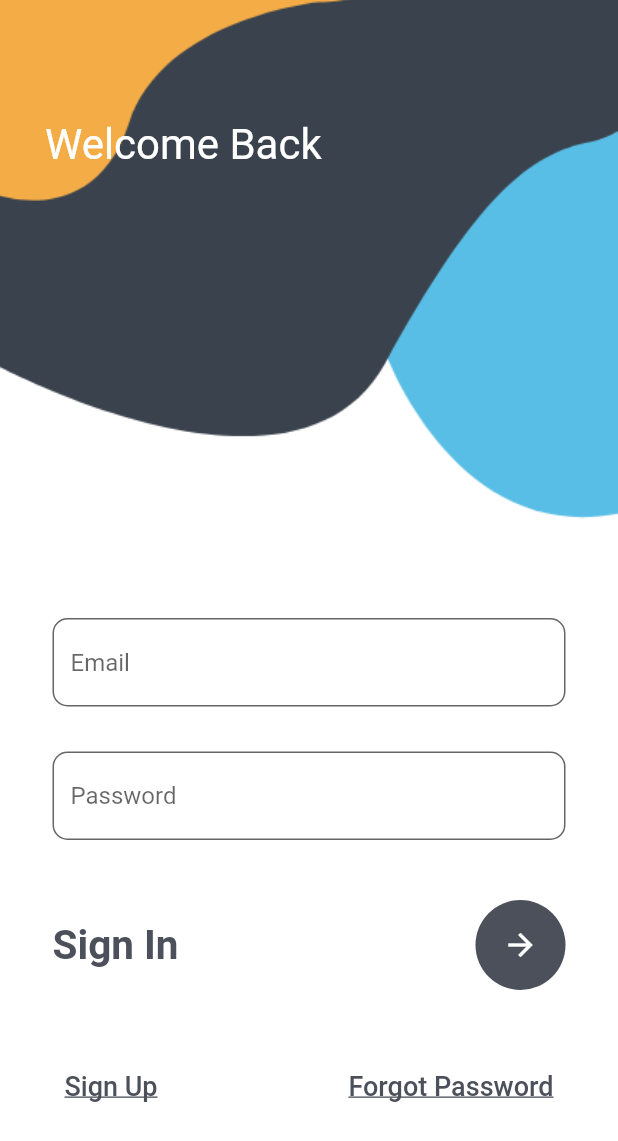
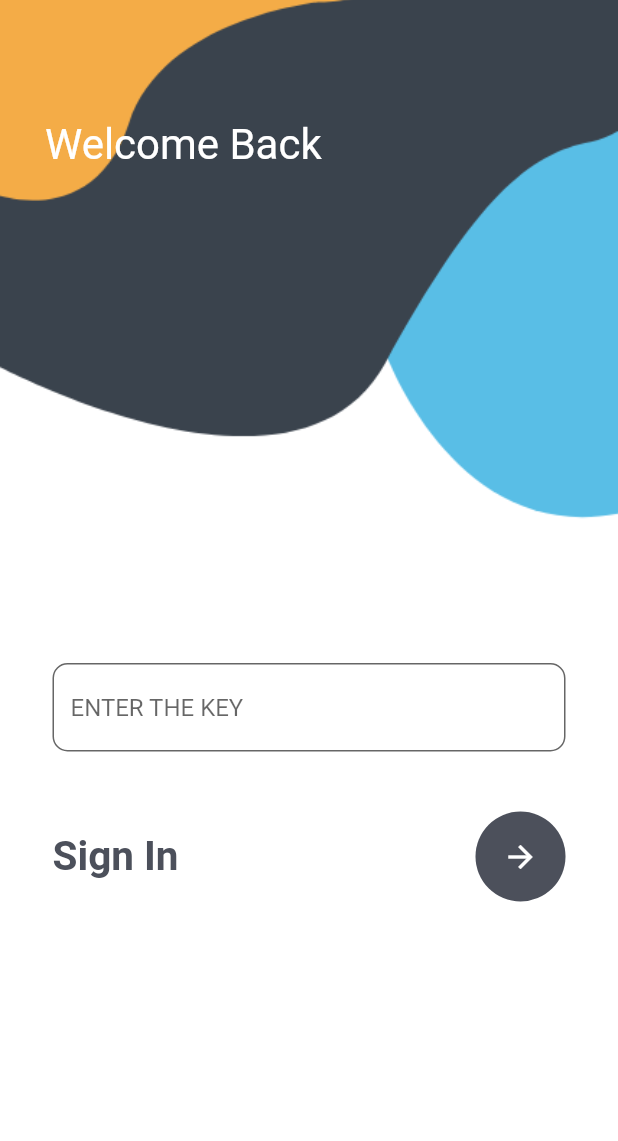
Before and after one commit to VarunReddy6521/chat_-bot_app, a Flutter app: the screen it shows after launch, after a tap on "Admin Login", on a phone screen of 412 x 824 dp. Shown: the top 1141 px of the screen. Run offline on Flutter 3.47's test engine with Material 2 defaults, Android fonts, the phone set to English and light mode, and no system bars; our stand-ins replace lottie; network calls fail.

Commit message:
one more commit

```diff
--- a/lib/Alogin.dart
+++ b/lib/Alogin.dart
@@ -2,23 +2,24 @@ import 'package:flutter/material.dart';
 import 'package:http/http.dart';
 
 class MyALogin extends StatefulWidget {
-
   @override
   State<MyALogin> createState() => _MyALoginState();
 }
 
 class _MyALoginState extends State<MyALogin> {
-  void login(String email, String password) async {
+
+
+  @override
+  Widget build(BuildContext context) {
+    TextEditingController _keyController = TextEditingController();
+      void login(String key) async {
       try {
         Response response =
-          await post(Uri.parse('https://reqres.in/api/Login'), body: {
-        'email': email,
-        'password': password,
+            await post(Uri.parse('https://chatbothostel.onrender.com/admin'), body: {
+          'key': key,
         });
         if (response.statusCode == 200) {
-        var data = response.body.toString();
-        print(data);
-        print('account created!');
+          Navigator.pushReplacementNamed(context, 'tasks');
         } else {
           print('failed to register');
         }
@@ -26,11 +27,6 @@ class _MyALoginState extends State<MyALogin> {
         print(e.toString());
       }
     }
-
-  @override
-  Widget build(BuildContext context) {
-    TextEditingController _emailController = TextEditingController();
-    TextEditingController _passwordController = TextEditingController();
     return Container(
       decoration: const BoxDecoration(
         image: DecorationImage(
@@ -69,25 +65,16 @@ class _MyALoginState extends State<MyALogin> {
                     right: 35,
                     left: 35),
                 child: Column(children: [
-                  TextField(
-                    controller: _emailController,
-                    decoration: InputDecoration(
-                        fillColor: Colors.white,
-                        filled: true,
-                        hintText: 'Email',
-                        border: OutlineInputBorder(
-                            borderRadius: BorderRadius.circular(10))),
-                  ),
                   const SizedBox(
                     height: 30,
                   ),
                   TextField(
-                    controller: _passwordController,
+                    controller: _keyController,
                     obscureText: true,
                     decoration: InputDecoration(
                         fillColor: Colors.white,
                         filled: true,
-                        hintText: 'Password',
+                        hintText: 'ENTER THE KEY',
                         border: OutlineInputBorder(
                             borderRadius: BorderRadius.circular(10))),
                   ),
@@ -105,8 +92,7 @@ class _MyALoginState extends State<MyALogin> {
                             fontWeight: FontWeight.w700),
                       ),
                       GestureDetector(
-                        onTap: () =>
-                            Navigator.pushReplacementNamed(context, 'splash'),
+                        onTap: () => login(_keyController.text),
                         child: const CircleAvatar(
                           radius: 30,
                           backgroundColor: Color(0xff4c505b),
@@ -122,33 +108,6 @@ class _MyALoginState extends State<MyALogin> {
                   const SizedBox(
                     height: 40,
                   ),
-                  Row(
-                    mainAxisAlignment: MainAxisAlignment.spaceBetween,
-                    children: [
-                      TextButton(
-                        onPressed: () {},
-                        child: const Text(
-                          'Sign Up',
-                          style: TextStyle(
-                            decoration: TextDecoration.underline,
-                            fontSize: 18,
-                            color: Color(0xff4c505b),
-                          ),
-                        ),
-                      ),
-                      const TextButton(
-                        onPressed: null,
-                        child: Text(
-                          'Forgot Password',
-                          style: TextStyle(
-                            decoration: TextDecoration.underline,
-                            fontSize: 18,
-                            color: Color(0xff4c505b),
-                          ),
-                        ),
-                      )
-                    ],
-                  )
                 ]),
               ),
             ),
--- a/lib/main.dart
+++ b/lib/main.dart
@@ -4,6 +4,7 @@ import 'package:chat_bot_app/initialLScreen.dart';
 
 import 'package:chat_bot_app/register.dart';
 import 'package:chat_bot_app/splash.dart';
+import 'package:chat_bot_app/tasks.dart';
 import 'package:flutter/material.dart';
 
 import './Slogin.dart';
@@ -20,7 +21,8 @@ void main() {
       'register': (context) => MyRegister(),
       'splash': (context) => Splash(),
       'chatbot': (context) => ChatbotScreen(),
-      'format': (context) => Format()
+      'format': (context) => Format(),
+      'tasks':(context) => urlLaunch()
     },
     theme: ThemeData(
         fontFamily: 'Quicksand',
--- a/pubspec.yaml
+++ b/pubspec.yaml
@@ -39,6 +39,7 @@ dependencies:
   lottie: ^2.2.0
   http: ^0.13.5
   modal_progress_hud_nsn: ^0.1.0-nullsafety-1
+  url_launcher: ^6.1.8
 
 dev_dependencies:
   flutter_test:
```
Also changed, not shown: lib/Slogin.dart (+22 -18 lines), lib/register.dart (+6 -4 lines), lib/tasks.dart (added, +21 -0 lines), pubspec.lock, 5 other files. Lines whose indentation alone changed are shown as unchanged.
